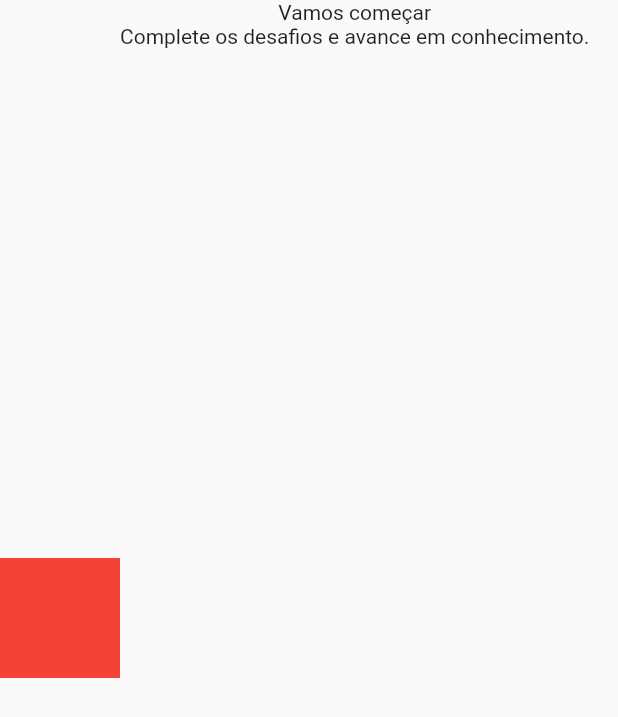
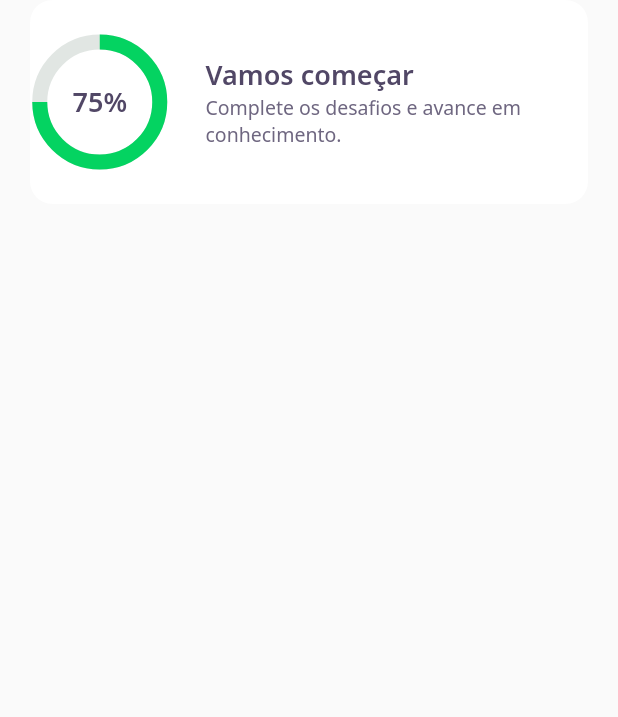
Before and after one commit to rodrigocordulab/nlw05_flutter, a Flutter app: the ScoreCardWidget widget shown alone on an empty page, opened directly, on a phone screen of 412 x 824 dp. Shown: the top 717 px of the screen. Run offline on Flutter 3.47's test engine with Material 2 defaults, Android fonts, the phone set to English and light mode, and no system bars; our stand-ins replace google_fonts.

Commit message:
Finally 01

```diff
--- a/lib/home/widgets/appbar/app_bar_widget.dart
+++ b/lib/home/widgets/appbar/app_bar_widget.dart
@@ -1,3 +1,4 @@
+import 'package:DevQuiz/home/widgets/score_card/score_card_widget.dart';
 import 'package:flutter/material.dart';
 import 'package:DevQuiz/core/app_gradients.dart';
 import 'package:DevQuiz/core/app_text_styles.dart';
@@ -8,9 +9,13 @@
           preferredSize: Size.fromHeight(250),
           child: Container(
             height: 250,
+            child: Stack(
+              children: [
+                Container(
+                  height: 161,
+                  padding: const EdgeInsets.symmetric(horizontal: 20),
+                  width: double.maxFinite,
                   decoration: BoxDecoration(gradient: AppGradients.linear),
-            child: Padding(
-              padding: const EdgeInsets.symmetric(horizontal: 20),
                   child: Row(
                     mainAxisAlignment: MainAxisAlignment.spaceBetween,
                     children: [
@@ -33,6 +38,12 @@
                     ],
                   ),
                 ),
+                Align(
+                    alignment: Alignment(0.0,1.0),
+                    child: ScoreCardWidget()
+                )
+              ],
+            ),
           ),
         );
 }
--- /dev/null
+++ b/lib/home/widgets/chart/chart_widget.dart
@@ -0,0 +1,33 @@
+import 'package:DevQuiz/core/app_colors.dart';
+import 'package:DevQuiz/core/app_text_styles.dart';
+import 'package:flutter/material.dart';
+
+class ChartWidget extends StatelessWidget {
+  const ChartWidget({Key? key}) : super(key: key);
+
+  @override
+  Widget build(BuildContext context) {
+    return Container(
+      height: 80,
+      width: 80,
+      child: Stack(
+        children: [
+          Center(
+            child: Container(
+              height: 80,
+              width: 80,
+              child: CircularProgressIndicator(
+                strokeWidth: 10,
+                value: .75,
+                backgroundColor: AppColors.chartSecondary,
+                valueColor: AlwaysStoppedAnimation<Color>(AppColors.chartPrimary),
+              ),
+            ),
+          ),
+
+          Center(child: Text("75%",style: AppTextStyles.heading))
+        ],
+      ),
+    );
+  }
+}
--- a/lib/home/widgets/score_card/score_card_widget.dart
+++ b/lib/home/widgets/score_card/score_card_widget.dart
@@ -1,3 +1,6 @@
+import 'package:DevQuiz/core/app_colors.dart';
+import 'package:DevQuiz/core/app_text_styles.dart';
+import 'package:DevQuiz/home/widgets/chart/chart_widget.dart';
 import 'package:flutter/material.dart';
 
 class ScoreCardWidget extends StatelessWidget {
@@ -5,21 +8,37 @@
 
   @override
   Widget build(BuildContext context) {
-    return Container(
+    return Padding(
+      padding: const EdgeInsets.only(left: 20,right: 20),
+      child: Container(
+        height: 136,
+        decoration: BoxDecoration(
+          color: AppColors.white,
+          borderRadius: BorderRadius.circular(15)
+        ),
         child: Row(
+          crossAxisAlignment: CrossAxisAlignment.center,
           children: [
-          Container(
-            width: 80,
-            height: 80,
-            color: Colors.red,
+            Expanded(
+              flex: 1,
+              child:ChartWidget()
             ),
-          Column(
+            Expanded(
+              flex: 3,
+              child: Padding(
+                padding: const EdgeInsets.only(left: 24),
+                child: Column(
+                  mainAxisAlignment: MainAxisAlignment.center,
+                  crossAxisAlignment: CrossAxisAlignment.start,
                   children: [
-              Text("Vamos começar"),
-              Text("Complete os desafios e avance em conhecimento.")
+                    Text("Vamos começar",style: AppTextStyles.heading,),
+                    Text("Complete os desafios e avance em conhecimento.",style: AppTextStyles.body,)
                   ],
+                ),
+              ),
             )
           ],
+        ),
       ),
     );
   }
```
Lines whose indentation alone changed are shown as unchanged.
